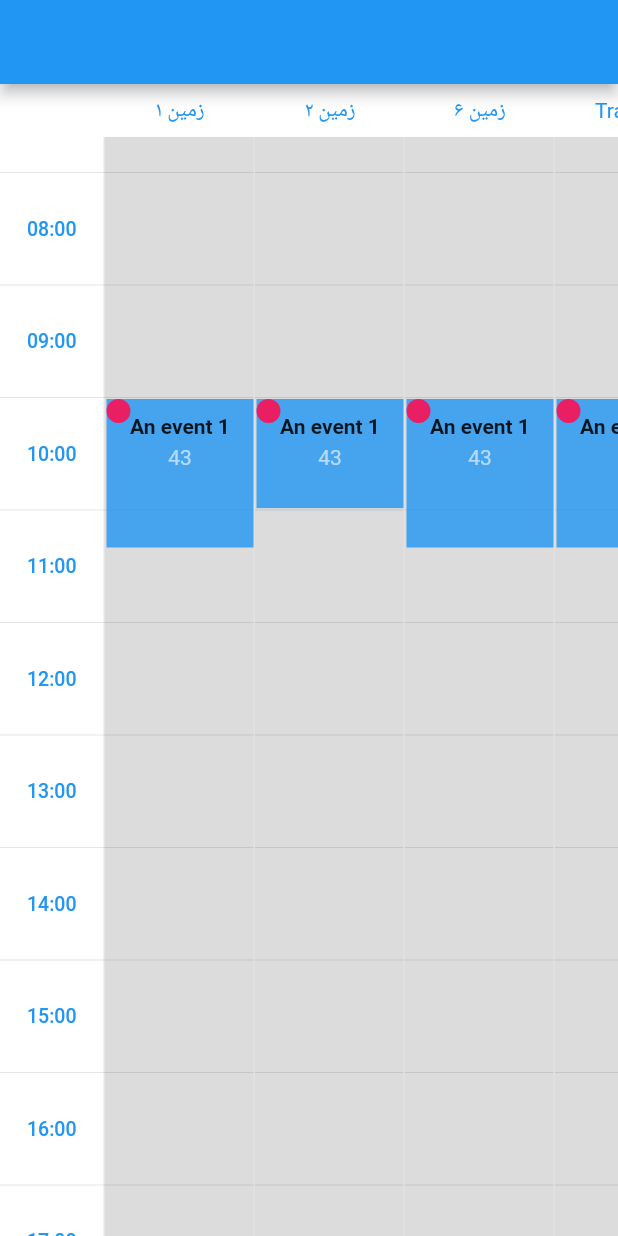
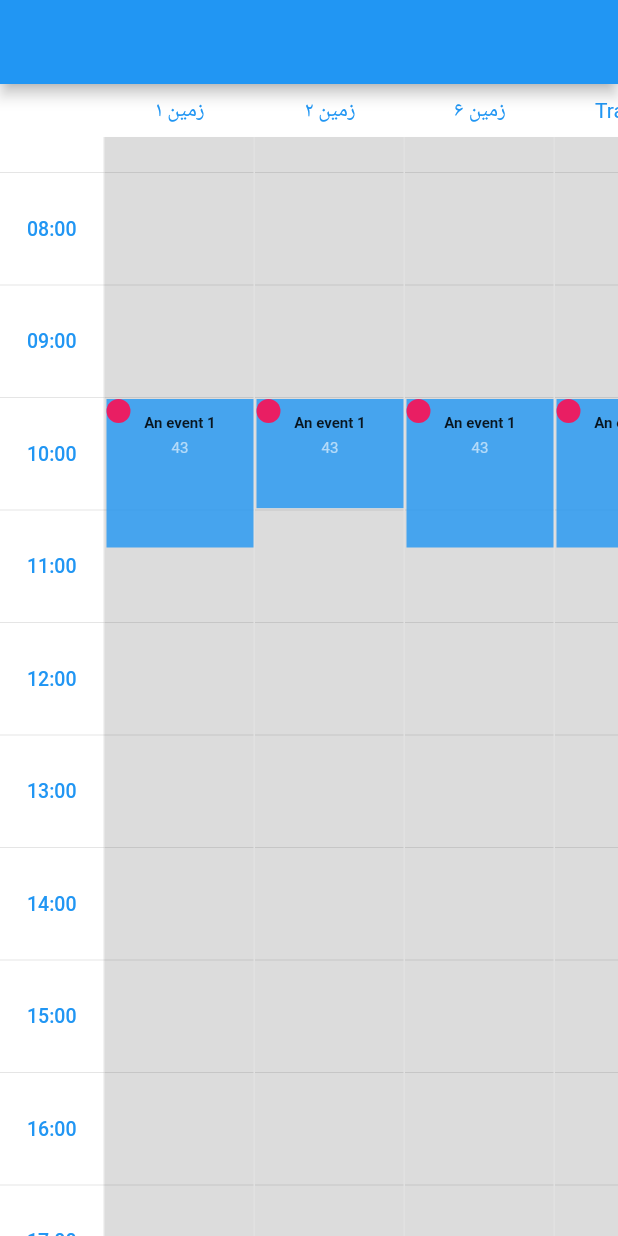
Before and after one commit to yamarkz/flutter_timetable_view, a Flutter app: the screen it shows after launch, scrolled down 576 dp, on a phone screen of 412 x 824 dp. Run offline on Flutter 3.47's test engine with Material 2 defaults, Android fonts, the phone set to English and light mode, and no system bars.

Commit message:
change font

```diff
--- a/lib/src/models/table_event.dart
+++ b/lib/src/models/table_event.dart
@@ -32,8 +32,13 @@ class TableEvent {
   final Color backgroundColor;
 
   final TextStyle textStyle;
+  final TextStyle? titleTextStyle;
+  final TextStyle? priceTextStyle;
+
 
   TableEvent({
+    this.titleTextStyle,
+    this.priceTextStyle,
     required this.title,
     required this.eventId,
     required this.laneIndex,
--- a/lib/src/utils/utils.dart
+++ b/lib/src/utils/utils.dart
@@ -72,12 +72,12 @@ class Utils {
       children: [
         Text(
           event.title,
-          style: TextStyle(fontWeight: FontWeight.bold),
+          style: TextStyle(fontWeight: FontWeight.bold,fontSize: 10),
         ),
         SizedBox(height: 5,),
         Text(
           event.price,
-          style: TextStyle(color: Colors.white60),
+          style: TextStyle(color: Colors.white60,fontSize: 10),
         ),
       ],
     );
```
